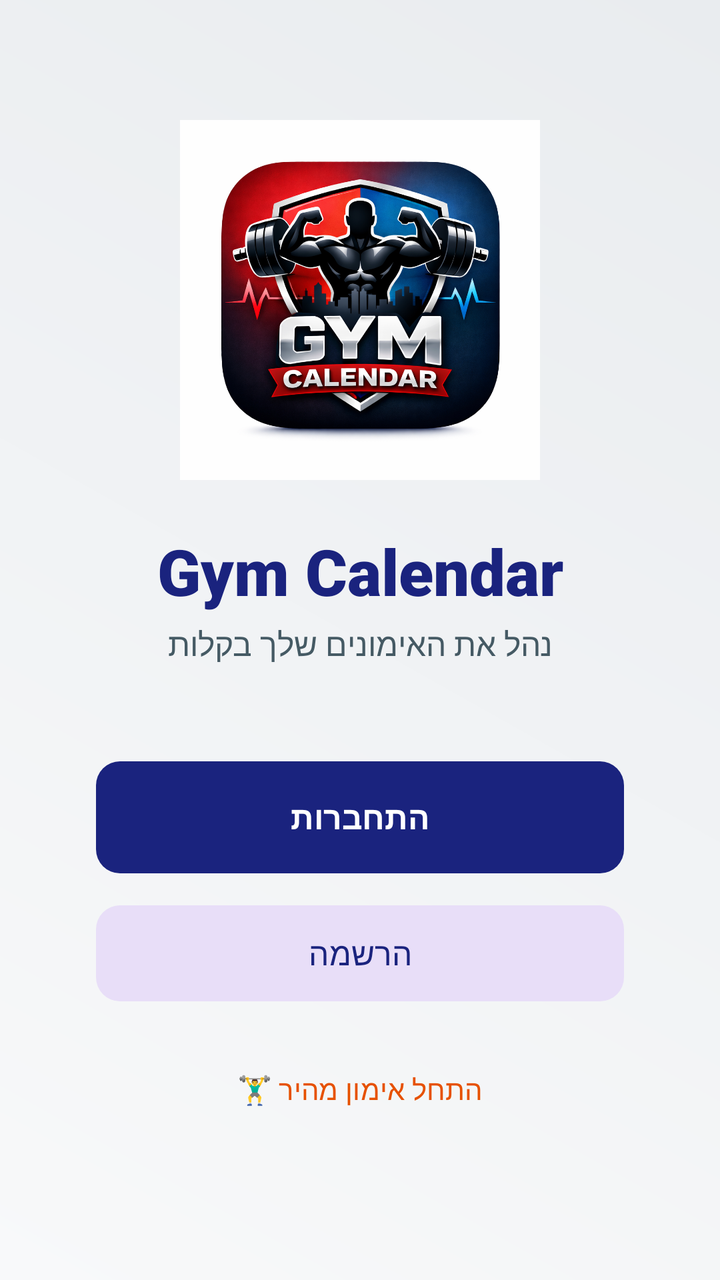
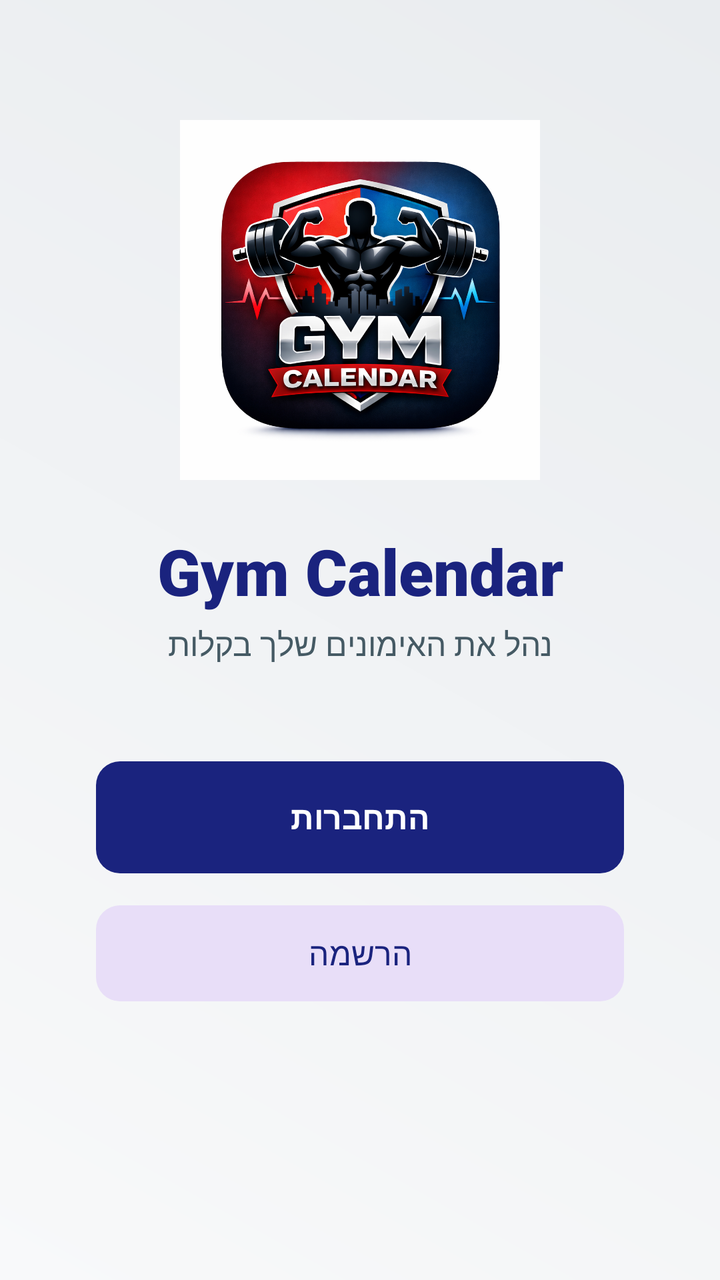

The first picture is an Android layout as it rendered before a commit; the second is the same layout after the commit. The layout source and the unified diff follow.
<!-- AndroidManifest.xml: application theme Theme.Gym_calender10 -->
<!-- res/layout/activity_main.xml -->
<?xml version="1.0" encoding="utf-8"?>
<androidx.constraintlayout.widget.ConstraintLayout xmlns:android="http://schemas.android.com/apk/res/android"
    xmlns:app="http://schemas.android.com/apk/res-auto"
    xmlns:tools="http://schemas.android.com/tools"
    android:layout_width="match_parent"
    android:layout_height="match_parent"
    android:background="@drawable/bg_gradient_welcome"
    tools:context=".MainActivity">

    <ImageView
        android:id="@+id/Logo_App"
        android:layout_width="180dp"
        android:layout_height="180dp"
        android:layout_marginTop="60dp"
        app:layout_constraintEnd_toEndOf="parent"
        app:layout_constraintStart_toStartOf="parent"
        app:layout_constraintTop_toTopOf="parent"
        app:layout_constraintVertical_chainStyle="packed"
        app:srcCompat="@drawable/gym_calender_logo" />

    <TextView
        android:id="@+id/topic"
        android:layout_width="wrap_content"
        android:layout_height="wrap_content"
        android:layout_marginTop="24dp"
        android:text="Gym Calendar"
        android:textColor="@color/primaryColor"
        android:textSize="32sp"
        android:fontFamily="sans-serif-black"
        app:layout_constraintEnd_toEndOf="parent"
        app:layout_constraintStart_toStartOf="parent"
        app:layout_constraintTop_toBottomOf="@+id/Logo_App" />

    <TextView
        android:id="@+id/subTopic"
        android:layout_width="wrap_content"
        android:layout_height="wrap_content"
        android:layout_marginTop="4dp"
        android:text="נהל את האימונים שלך בקלות"
        android:textColor="@color/secondaryTextColor"
        android:textSize="16sp"
        app:layout_constraintEnd_toEndOf="parent"
        app:layout_constraintStart_toStartOf="parent"
        app:layout_constraintTop_toBottomOf="@+id/topic" />

    <com.google.android.material.button.MaterialButton
        android:id="@+id/btnGoLogin"
        android:layout_width="0dp"
        android:layout_height="56dp"
        android:layout_marginHorizontal="48dp"
        android:layout_marginTop="48dp"
        android:text="התחברות"
        android:textSize="16sp"
        android:textStyle="bold"
        android:textColor="@color/whiteTextColor"
        app:backgroundTint="@color/primaryColor"
        app:cornerRadius="12dp"
        app:layout_constraintEnd_toEndOf="parent"
        app:layout_constraintStart_toStartOf="parent"
        app:layout_constraintTop_toBottomOf="@+id/subTopic" />

    <com.google.android.material.button.MaterialButton
        android:id="@+id/btnGoRegister"
        style="@style/Widget.Material3.Button.TonalButton"
        android:layout_width="0dp"
        android:layout_height="56dp"
        android:layout_marginHorizontal="48dp"
        android:layout_marginTop="12dp"
        android:text="הרשמה"
        android:textSize="16sp"
        android:textColor="@color/primaryColor"
        app:cornerRadius="12dp"
        app:layout_constraintEnd_toEndOf="parent"
        app:layout_constraintStart_toStartOf="parent"
        app:layout_constraintTop_toBottomOf="@+id/btnGoLogin" />

    <com.google.android.material.button.MaterialButton
        android:id="@+id/btnGoToTrackWorkout"
        style="@style/Widget.Material3.Button.TextButton"
        android:layout_width="wrap_content"
        android:layout_height="wrap_content"
        android:layout_marginTop="16dp"
        android:text="התחל אימון מהיר 🏋️‍♂️"
        android:textSize="14sp"
        android:textColor="@color/secondaryColor"
        app:layout_constraintEnd_toEndOf="parent"
        app:layout_constraintStart_toStartOf="parent"
        app:layout_constraintTop_toBottomOf="@+id/btnGoRegister" />

</androidx.constraintlayout.widget.ConstraintLayout>
<!-- resources referenced by this layout -->
<resources>
  <color name="primaryColor">#1A237E</color>
  <color name="secondaryColor">#E65100</color>
  <color name="secondaryTextColor">#455A64</color>
  <color name="whiteTextColor">#FFFFFF</color>
  <!-- drawable bg_gradient_welcome (drawable) -->
  <?xml version="1.0" encoding="utf-8"?>
  <shape xmlns:android="http://schemas.android.com/apk/res/android"
      android:shape="rectangle">
      <gradient
          android:angle="45"
          android:endColor="@color/bg_welcome_end"
          android:startColor="@color/bg_welcome_start"
          android:type="linear" />
  </shape>
  <!-- drawable gym_calender_logo: png bitmap (drawable, 852017 bytes) -->
  <style name="Theme.Gym_calender10" parent="Theme.Material3.Light.NoActionBar">
          
          <item name="colorPrimary">@color/primaryColor</item>
          <item name="colorPrimaryVariant">@color/primaryDarkColor</item>
          <item name="colorOnPrimary">@color/whiteTextColor</item>
  
          
          <item name="colorSecondary">@color/secondaryColor</item>
          <item name="colorSecondaryVariant">@color/secondaryDarkColor</item>
          <item name="colorOnSecondary">@color/whiteTextColor</item>
  
          
          <item name="android:statusBarColor">@color/primaryDarkColor</item>
  
          
          <item name="android:windowBackground">@color/backgroundColor</item>
          <item name="colorSurface">@color/surfaceColor</item>
          <item name="colorOnSurface">@color/primaryTextColor</item>
  
          
          <item name="materialButtonStyle">@style/AppButton</item>
          <item name="textInputStyle">@style/AppTextInputLayout</item>
          <item name="materialCardViewStyle">@style/AppCard</item>
  
          <item name="bottomSheetDialogTheme">@style/AppBottomSheetDialogTheme</item>
      </style>
  <color name="bg_welcome_end">#E9ECEF</color>
  <color name="bg_welcome_start">#F8F9FA</color>
  <color name="primaryDarkColor">#000051</color>
  <color name="secondaryDarkColor">#BF360C</color>
  <color name="backgroundColor">#F8F9FA</color>
  <color name="surfaceColor">#FFFFFF</color>
  <color name="primaryTextColor">#121212</color>
  <style name="AppButton" parent="Widget.Material3.Button">
          <item name="android:insetTop">0dp</item>
          <item name="android:insetBottom">0dp</item>
          <item name="shapeAppearance">@style/ShapeAppearance.App.MediumComponent</item>
      </style>
  <style name="AppTextInputLayout" parent="Widget.Material3.TextInputLayout.OutlinedBox">
          <item name="boxStrokeColor">@color/primaryColor</item>
          <item name="boxCornerRadiusTopStart">8dp</item>
          <item name="boxCornerRadiusTopEnd">8dp</item>
          <item name="boxCornerRadiusBottomStart">8dp</item>
          <item name="boxCornerRadiusBottomEnd">8dp</item>
      </style>
  <style name="AppCard" parent="Widget.Material3.CardView.Elevated">
          <item name="cardBackgroundColor">@color/cardBackground</item>
          <item name="cardElevation">4dp</item>
          <item name="cardCornerRadius">16dp</item>
          <item name="shapeAppearance">@style/ShapeAppearance.App.MediumComponent</item>
      </style>
  <style name="AppBottomSheetDialogTheme" parent="Theme.Design.Light.BottomSheetDialog">
          <item name="bottomSheetStyle">@style/AppBottomSheetStyle</item>
      </style>
  <style name="ShapeAppearance.App.MediumComponent" parent="ShapeAppearance.Material3.MediumComponent">
          <item name="cornerFamily">rounded</item>
          <item name="cornerSize">12dp</item>
      </style>
  <color name="cardBackground">#FFFFFF</color>
  <style name="AppBottomSheetStyle" parent="Widget.Design.BottomSheet.Modal">
          <item name="android:background">@android:color/transparent</item>
      </style>
</resources>

<!-- the commit's change to res/layout/activity_main.xml (unified diff, before → after) -->
@@ -74,17 +74,4 @@
         app:layout_constraintStart_toStartOf="parent"
         app:layout_constraintTop_toBottomOf="@+id/btnGoLogin" />
 
-    <com.google.android.material.button.MaterialButton
-        android:id="@+id/btnGoToTrackWorkout"
-        style="@style/Widget.Material3.Button.TextButton"
-        android:layout_width="wrap_content"
-        android:layout_height="wrap_content"
-        android:layout_marginTop="16dp"
-        android:text="התחל אימון מהיר 🏋️‍♂️"
-        android:textSize="14sp"
-        android:textColor="@color/secondaryColor"
-        app:layout_constraintEnd_toEndOf="parent"
-        app:layout_constraintStart_toStartOf="parent"
-        app:layout_constraintTop_toBottomOf="@+id/btnGoRegister" />
-
 </androidx.constraintlayout.widget.ConstraintLayout>
<!-- resource entries referenced after the edit -->
@@ -1,7 +1,6 @@
 <!-- resources referenced by this layout -->
 <resources>
   <color name="primaryColor">#1A237E</color>
-  <color name="secondaryColor">#E65100</color>
   <color name="secondaryTextColor">#455A64</color>
   <color name="whiteTextColor">#FFFFFF</color>
   <!-- drawable bg_gradient_welcome (drawable) -->
@@ -44,6 +43,7 @@
   <color name="bg_welcome_end">#E9ECEF</color>
   <color name="bg_welcome_start">#F8F9FA</color>
   <color name="primaryDarkColor">#000051</color>
+  <color name="secondaryColor">#E65100</color>
   <color name="secondaryDarkColor">#BF360C</color>
   <color name="backgroundColor">#F8F9FA</color>
   <color name="surfaceColor">#FFFFFF</color>
